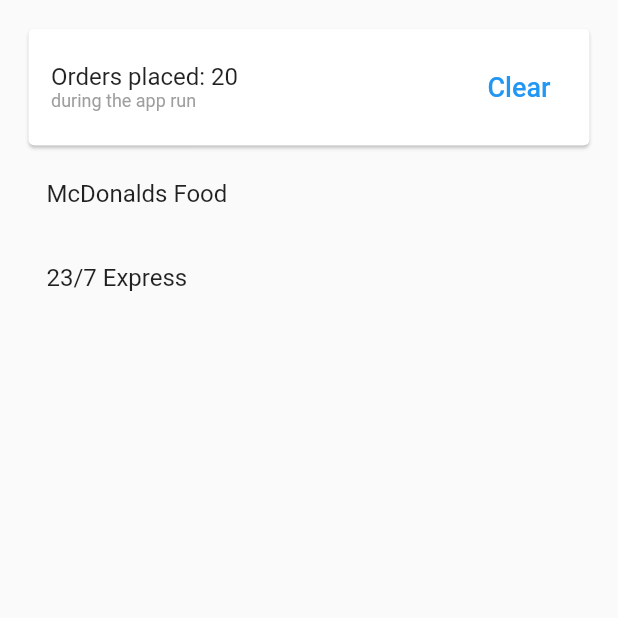
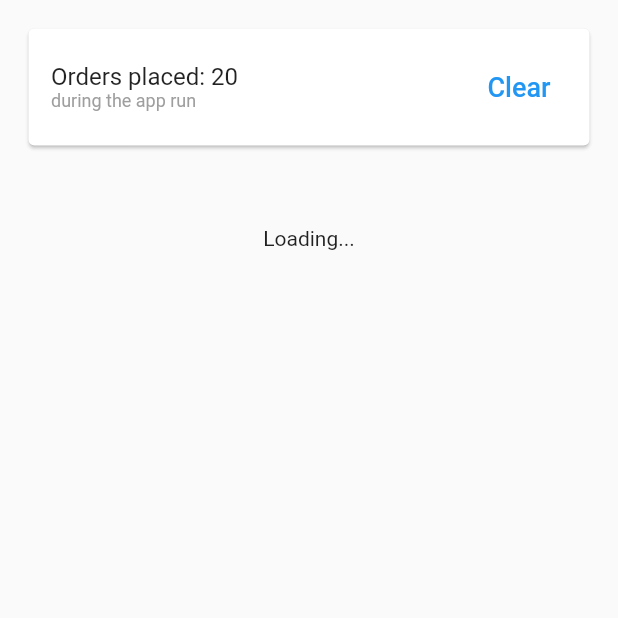
Before and after one commit to Ravenen/flutter_async_app, a Flutter app: the first screen one second after launch, on a phone screen of 412 x 824 dp, the top half of it. Run offline on Flutter 3.47's test engine with Material 2 defaults, Android fonts, the phone set to English and light mode, and no system bars.

Commit message:
Placed the loading text message

```diff
--- a/lib/screens/vending_machines_page/vending_machines_cards_list.dart
+++ b/lib/screens/vending_machines_page/vending_machines_cards_list.dart
@@ -27,7 +27,7 @@
     List data = List.from(jsonDecode(testJson));
     List<VendingMachine> vendingMachineList =
         data.map((item) => VendingMachine.fromJson(item)).toList();
-    return vendingMachineList;
+    return Future.delayed(Duration(seconds: 5), () => vendingMachineList);
   }
 
   @override
@@ -49,8 +49,12 @@
           } else if (snapshot.hasError) {
             return Text('${snapshot.error}');
           }
-          // By default, show a loading spinner.
-          return const Text("Loading...");
+
+          return const Padding(
+            padding: EdgeInsets.all(50.0),
+            child: Center(
+                child: Text("Loading...")),
+          );
         });
   }
 }
```
